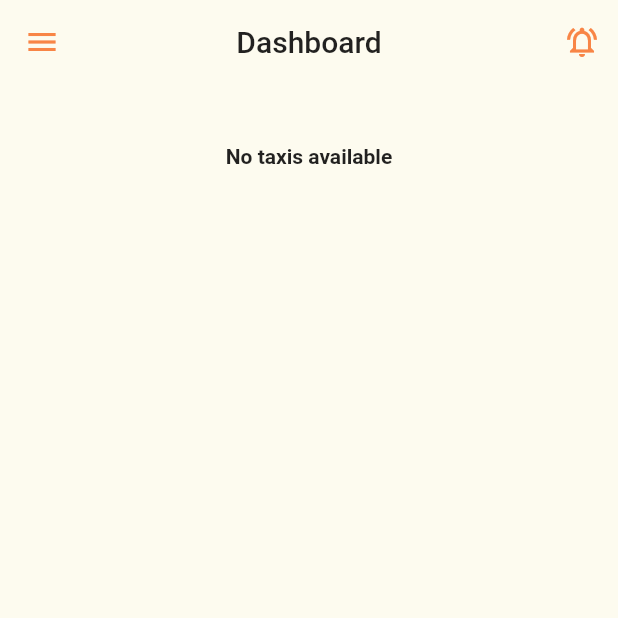
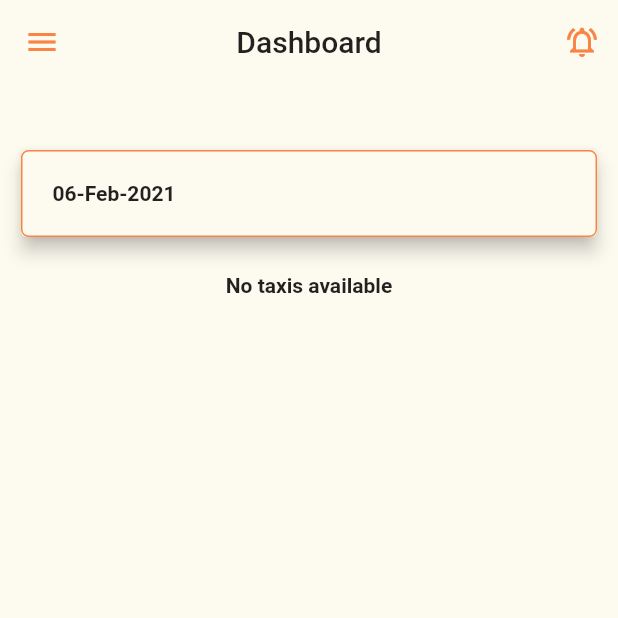
Before and after one commit to DeepakShano/miami, a Flutter app: the DashboardScreen screen opened directly, in the side drawer, after a tap on the "notifications active" icon, on a phone screen of 412 x 824 dp, the top half of it. Run offline on Flutter 3.47's test engine with Material 2 defaults, Android fonts, the phone set to English and light mode, and no system bars; drawn by our look-alikes of overlay_support; our stand-ins replace cloud_firestore, firebase_core, logger, pin_input_text_field, qr_flutter, share; accounts and stored records are empty.

Commit message:
Add date picker

```diff
--- a/lib/components/taxi_expansion_panel.dart
+++ b/lib/components/taxi_expansion_panel.dart
@@ -47,7 +47,8 @@ class _TaxiExpansionPanelListState extends State<TaxiExpansionPanelList> {
   }
 
   ExpansionPanel buildExpansionPanel(TaxiDetail taxiDetail, bool isExpanded) {
-    bool isWeekend = [6, 7].contains(DateTime.now().weekday);
+    bool isWeekend =
+        [6, 7].contains(context.watch<TaxiProvider>().date.weekday);
 
     List<String> departTimings = isWeekend
         ? taxiDetail.weekEndStartTiming
--- a/lib/providers/taxi_provider.dart
+++ b/lib/providers/taxi_provider.dart
@@ -1,3 +1,5 @@
+import 'dart:async';
+
 import 'package:flutter/cupertino.dart';
 import 'package:water_taxi_miami/global.dart';
 import 'package:water_taxi_miami/models/taxi_detail.dart';
@@ -9,6 +11,8 @@ class TaxiProvider extends ChangeNotifier {
   List<TaxiDetail> taxis = List();
   List<TaxiStats> taxiStats = List();
 
+  List<StreamSubscription> _taxiStatsStreams = List();
+
   TaxiProvider() {
     streamTaxiDetails();
   }
@@ -18,20 +22,25 @@ class TaxiProvider extends ChangeNotifier {
       taxis = event;
       notifyListeners();
 
-      // TODO: This will create duplicate streams when event is called again
-      streamTaxiStats();
+      _resetStatsListeners().then((_) => streamTaxiStats());
     });
   }
 
   void streamTaxiStats() {
     for (TaxiDetail taxi in taxis) {
-      FirestoreDBService.streamTaxiStats(taxi.id, DateTime.now())
-          .listen((taxiStat) {
+      StreamSubscription streamSub =
+          FirestoreDBService.streamTaxiStats(taxi.id, date)
+              .listen((v) => taxiStatsListener(v, taxi));
+      _taxiStatsStreams.add(streamSub);
+    }
+  }
+
+  void taxiStatsListener(TaxiStats taxiStat, TaxiDetail taxi) {
     logger.d('streamTaxiStats event triggered');
 
     if (taxiStat == null) {
       logger.d('No taxi stat found. Generating new');
-          FirestoreDBService.generateNewTaxiStat(taxi, DateTime.now());
+      FirestoreDBService.generateNewTaxiStat(taxi, date);
       return;
     }
 
@@ -44,13 +53,22 @@ class TaxiProvider extends ChangeNotifier {
     }
 
     notifyListeners();
-      });
   }
+
+  Future<void> _resetStatsListeners() {
+    return Future.wait(_taxiStatsStreams.map((e) => e.cancel()));
   }
 
   DateTime get date => _date;
 
   set date(DateTime value) {
+    logger.d('Updating date');
+
+    if (_date != value) {
+      // Date changed, remove old stats listeners, attached new listeners
+      _resetStatsListeners().then((_) => streamTaxiStats());
+    }
+
     _date = value;
     notifyListeners();
   }
--- a/lib/screens/dashboard_screen.dart
+++ b/lib/screens/dashboard_screen.dart
@@ -1,4 +1,5 @@
 import 'package:flutter/material.dart';
+import 'package:intl/intl.dart';
 import 'package:provider/provider.dart';
 import 'package:water_taxi_miami/components/app_drawer.dart';
 import 'package:water_taxi_miami/components/taxi_expansion_panel.dart';
@@ -30,6 +31,8 @@ class DashboardScreen extends StatelessWidget {
         child: Column(
           children: [
             SizedBox(height: 40),
+            _datePicker(context),
+            SizedBox(height: 20),
             Consumer<TaxiProvider>(
               builder: (context, value, child) {
                 List<TaxiDetail> taxiDetails = value.taxis;
@@ -52,4 +55,41 @@ class DashboardScreen extends StatelessWidget {
       ),
     );
   }
+
+  Widget _datePicker(BuildContext context) {
+    DateTime date = context.watch<TaxiProvider>().date;
+    String dateStr = DateFormat('dd-MMM-yyyy').format(date);
+
+    return Padding(
+      padding: const EdgeInsets.symmetric(horizontal: 10),
+      child: GestureDetector(
+        onTap: () async {
+          DateTime selectedDate = await showDatePicker(
+            context: context,
+            initialDate: date ?? DateTime.now(),
+            firstDate: DateTime(2000),
+            lastDate: DateTime(2025),
+          );
+
+          if (selectedDate == null) return;
+
+          context.read<TaxiProvider>().date = selectedDate;
+        },
+        child: Card(
+          child: Container(
+            child: Text(dateStr),
+            width: MediaQuery.of(context).size.width,
+            padding: EdgeInsets.all(20),
+            decoration: BoxDecoration(
+              border: Border.all(
+                color: Theme.of(context).primaryColor,
+                width: 1,
+              ),
+              borderRadius: BorderRadius.all(Radius.circular(5)),
+            ),
+          ),
+        ),
+      ),
+    );
+  }
 }
--- a/lib/screens/return_time_screen.dart
+++ b/lib/screens/return_time_screen.dart
@@ -30,7 +30,8 @@ class ReturnTimeScreen extends StatelessWidget {
       );
     }
 
-    bool isWeekend = [6, 7].contains(DateTime.now().weekday);
+    bool isWeekend =
+        [6, 7].contains(context.watch<TaxiProvider>().date.weekday);
 
     List<String> returnTimings = isWeekend
         ? taxiDetail.weekEndReturnTiming
--- a/lib/services/database_service.dart
+++ b/lib/services/database_service.dart
@@ -196,7 +196,7 @@ class FirestoreDBService {
       returnTimingList: List(),
     );
 
-    bool isWeekend = [6, 7].contains(DateTime.now().weekday);
+    bool isWeekend = [6, 7].contains(date.weekday);
 
     List<String> startTimings = isWeekend
         ? taxiDetail.weekEndStartTiming
```
Lines whose indentation alone changed are shown as unchanged.
